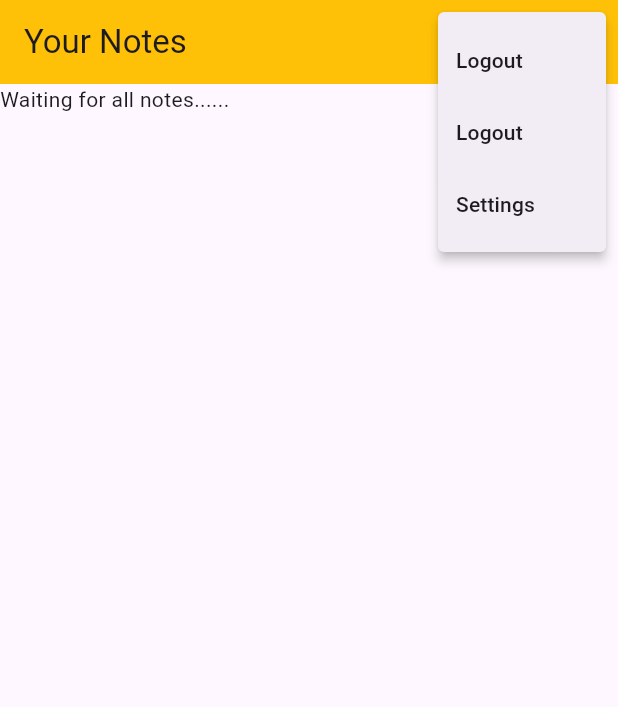
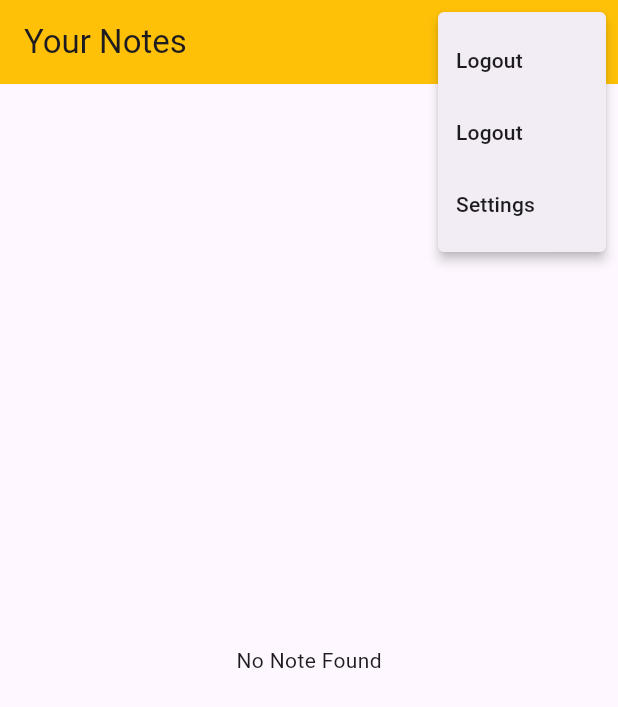
Before and after one commit to badmussodiq/personal-notes, a Flutter app: the screen it shows once a user with an empty profile is signed in, after a tap on the "more vert" icon, on a phone screen of 412 x 824 dp. Shown: the top 707 px of the screen. Run offline on Flutter 3.47's test engine with Material 3 defaults, Android fonts, the phone set to English and light mode, and no system bars; our stand-ins replace firebase_auth, firebase_core, sqflite; accounts and stored records are empty.

Commit message:
able to create note and redner note

```diff
--- a/lib/services/crud/notes_services.dart
+++ b/lib/services/crud/notes_services.dart
@@ -1,5 +1,5 @@
 import 'dart:async';
-import 'dart:developer' as devtools show log;
+// import 'dart:developer' as devtools show log;
 import 'package:flutter/foundation.dart' show immutable;
 import 'package:flutter/material.dart';
 import 'package:new_begining/exceptions/custom_exceptions.dart'
@@ -26,12 +26,18 @@ class NotesServices {
 
   static final NotesServices _shared = NotesServices._shareInstance();
 
-  NotesServices._shareInstance();
+  NotesServices._shareInstance() {
+    _noteStreamController = StreamController<List<DatabaseNotes>>.broadcast(
+      onListen: () {
+        _noteStreamController.sink.add(_notes);
+      },
+    );
+  }
 
   factory NotesServices() => _shared;
 
-  final _noteStreamController =
-      StreamController<List<DatabaseNotes>>.broadcast();
+  late final StreamController<List<DatabaseNotes>> _noteStreamController;
+  // StreamController<List<DatabaseNotes>>.broadcast();
 
   Stream<List<DatabaseNotes>> get allNotes => _noteStreamController.stream;
 
@@ -249,7 +255,6 @@ class NotesServices {
     try {
       _db = await openDatabase();
       dbuser = await getOrCreateUser(email: user.email);
-      devtools.log('Database user: $dbuser');
     } on Exception catch (_) {
       // devtools.log(e.toString());
       rethrow;
@@ -267,7 +272,6 @@ class NotesServices {
 
   Future<sqflite.Database> openDatabase() async {
     if (_db != null) {
-      devtools.log('Database already opened');
       // database already opened
       throw exceptions.DatabaseAlreadyOpenException('Database already opened');
     }
--- a/lib/views/notes/notes_view.dart
+++ b/lib/views/notes/notes_view.dart
@@ -27,7 +27,8 @@ class _NotesView extends State<NotesView> {
 
   @override
   void dispose() {
-    _notesServices.close();
+    // do not close db
+    // _notesServices.close();
     super.dispose();
   }
 
@@ -99,32 +100,29 @@ class _NotesView extends State<NotesView> {
               return StreamBuilder(
                 stream: _notesServices.allNotes,
                 builder: (context, snapshot) {
-                  // if (snapshot.connectionState == ConnectionState.waiting) {
-                  //   return const Text('Waiting for all notes......');
-                  // }
-
-                  // if (!snapshot.hasData || snapshot.data!.isEmpty) {
-                  //   return const Text('No notes found');
-                  // }
-
-                  // final notes = snapshot.data!;
-                  // return ListView.builder(
-                  //   itemCount: notes.length,
-                  //   itemBuilder: (context, index) {
-                  //     final note = notes[index];
-                  //     return ListTile(
-                  //       title: Text(
-                  //         note.text.isEmpty ? 'Empty Note' : note.text,
-                  //       ),
-                  //       subtitle: Text('Synced: ${note.isSyncedWithCloud}'),
-                  //     );
-                  //   },
-                  // );
-
                   switch (snapshot.connectionState) {
                     case ConnectionState.waiting:
                     case ConnectionState.active:
-                      return const Text('Waiting for all notes......');
+                      if (!snapshot.hasData || snapshot.data!.isEmpty) {
+                        return Center(child: const Text('No Note Found'));
+                      }
+                      final notes = snapshot.data!;
+                      return ListView.builder(
+                        itemCount: notes.length,
+                        itemBuilder: (context, index) {
+                          final note = notes[index];
+                          return ListTile(
+                            title: Text(
+                              // note.text,
+                              note.text.isEmpty ? 'Empty Note' : note.text,
+                              maxLines: 1,
+                              softWrap: true,
+                              overflow: TextOverflow.ellipsis,
+                            ),
+                            // subtitle: Text('Synced: ${note.isSyncedWithCloud}'),
+                          );
+                        },
+                      );
                     default:
                       devtools.log("Inside the stream builder");
                       return const CircularProgressIndicator();
```
